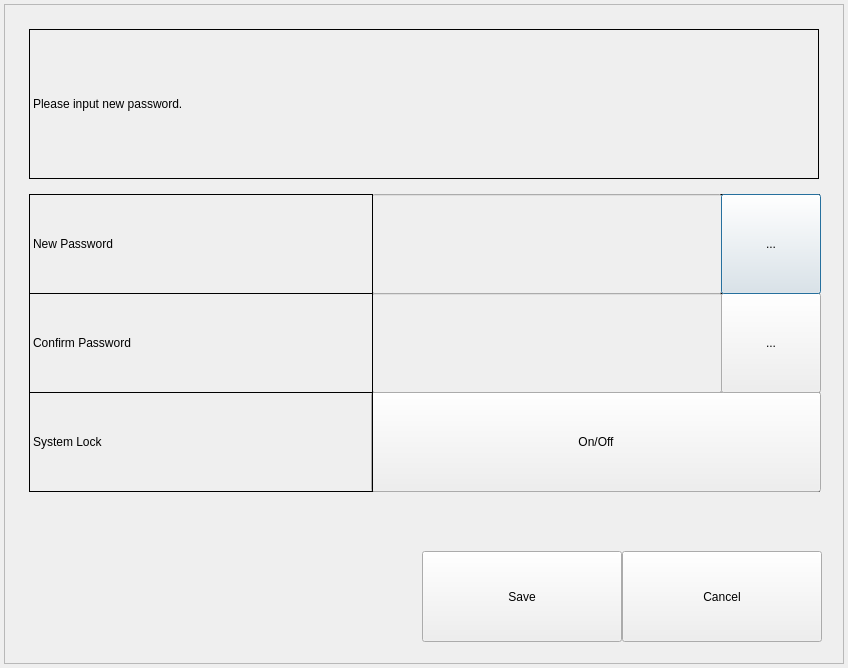
Qt form gui/mainwidget/src/dvrsetup/system/security/securitydialog.ui (yjsin-emastec/neptune) before a commit.
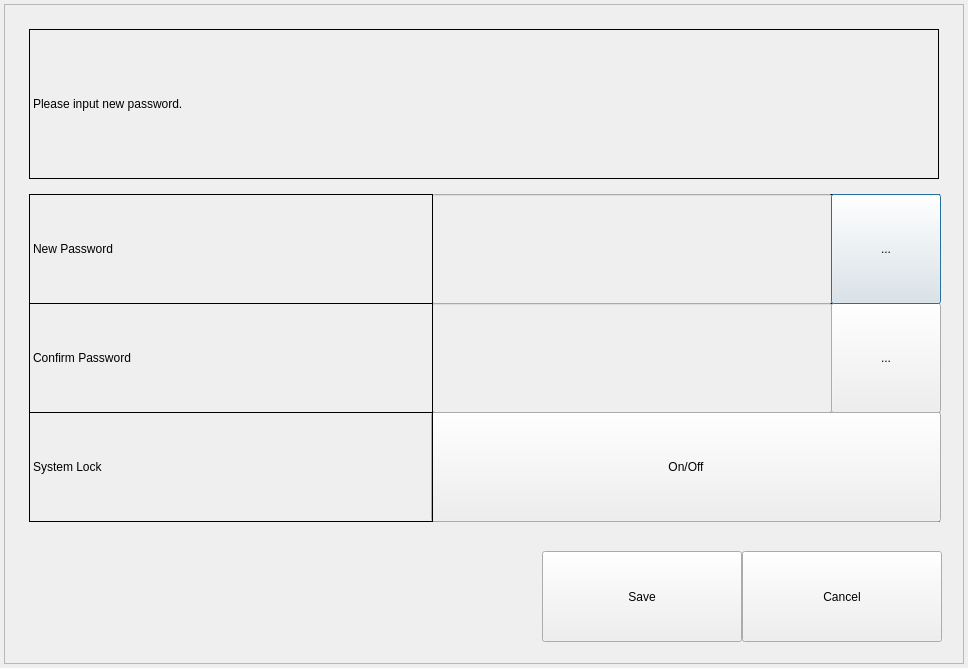
The same form after that commit.

Diff of the .ui file:
```diff
--- a/gui/mainwidget/src/dvrsetup/system/security/securitydialog.ui
+++ b/gui/mainwidget/src/dvrsetup/system/security/securitydialog.ui
@@ -6,7 +6,7 @@
    <rect>
     <x>0</x>
     <y>0</y>
-    <width>848</width>
+    <width>968</width>
     <height>668</height>
    </rect>
   </property>
@@ -18,7 +18,7 @@
     <rect>
      <x>4</x>
      <y>4</y>
-     <width>840</width>
+     <width>960</width>
      <height>660</height>
     </rect>
    </property>
@@ -31,10 +31,10 @@
    <widget class="QPushButton" name="buttonNewPassword">
     <property name="geometry">
      <rect>
-      <x>717</x>
+      <x>827</x>
       <y>190</y>
-      <width>100</width>
-      <height>100</height>
+      <width>110</width>
+      <height>110</height>
      </rect>
     </property>
     <property name="minimumSize">
@@ -53,10 +53,10 @@
     </property>
     <property name="geometry">
      <rect>
-      <x>368</x>
+      <x>428</x>
       <y>190</y>
-      <width>350</width>
-      <height>100</height>
+      <width>400</width>
+      <height>110</height>
      </rect>
     </property>
     <property name="sizePolicy">
@@ -83,7 +83,7 @@
      <rect>
       <x>25</x>
       <y>25</y>
-      <width>790</width>
+      <width>910</width>
       <height>150</height>
      </rect>
     </property>
@@ -97,7 +97,7 @@
    <widget class="QPushButton" name="buttonClose">
     <property name="geometry">
      <rect>
-      <x>618</x>
+      <x>738</x>
       <y>547</y>
       <width>200</width>
       <height>91</height>
@@ -110,7 +110,7 @@
    <widget class="QPushButton" name="buttonSave">
     <property name="geometry">
      <rect>
-      <x>418</x>
+      <x>538</x>
       <y>547</y>
       <width>200</width>
       <height>91</height>
@@ -126,10 +126,10 @@
     </property>
     <property name="geometry">
      <rect>
-      <x>368</x>
-      <y>289</y>
-      <width>350</width>
-      <height>100</height>
+      <x>428</x>
+      <y>299</y>
+      <width>400</width>
+      <height>110</height>
      </rect>
     </property>
     <property name="sizePolicy">
@@ -154,10 +154,10 @@
    <widget class="QPushButton" name="buttonConfirmPassword">
     <property name="geometry">
      <rect>
-      <x>717</x>
-      <y>289</y>
-      <width>100</width>
-      <height>100</height>
+      <x>827</x>
+      <y>299</y>
+      <width>110</width>
+      <height>110</height>
      </rect>
     </property>
     <property name="minimumSize">
@@ -175,8 +175,8 @@
      <rect>
       <x>25</x>
       <y>190</y>
-      <width>344</width>
-      <height>100</height>
+      <width>404</width>
+      <height>110</height>
      </rect>
     </property>
     <property name="frameShape">
@@ -190,9 +190,9 @@
     <property name="geometry">
      <rect>
       <x>25</x>
-      <y>289</y>
-      <width>344</width>
-      <height>100</height>
+      <y>299</y>
+      <width>404</width>
+      <height>110</height>
      </rect>
     </property>
     <property name="frameShape">
@@ -205,10 +205,10 @@
    <widget class="QPushButton" name="buttonSystemLock">
     <property name="geometry">
      <rect>
-      <x>367</x>
-      <y>388</y>
-      <width>450</width>
-      <height>100</height>
+      <x>427</x>
+      <y>408</y>
+      <width>510</width>
+      <height>110</height>
      </rect>
     </property>
     <property name="text">
@@ -219,9 +219,9 @@
     <property name="geometry">
      <rect>
       <x>25</x>
-      <y>388</y>
-      <width>344</width>
-      <height>100</height>
+      <y>408</y>
+      <width>404</width>
+      <height>110</height>
      </rect>
     </property>
     <property name="frameShape">
@@ -234,10 +234,10 @@
    <widget class="QLabel" name="label">
     <property name="geometry">
      <rect>
-      <x>368</x>
-      <y>388</y>
-      <width>448</width>
-      <height>100</height>
+      <x>428</x>
+      <y>408</y>
+      <width>508</width>
+      <height>110</height>
      </rect>
     </property>
     <property name="frameShape">
@@ -250,10 +250,10 @@
    <widget class="QLabel" name="label_2">
     <property name="geometry">
      <rect>
-      <x>716</x>
+      <x>826</x>
       <y>190</y>
-      <width>100</width>
-      <height>100</height>
+      <width>110</width>
+      <height>110</height>
      </rect>
     </property>
     <property name="frameShape">
@@ -266,10 +266,10 @@
    <widget class="QLabel" name="label_3">
     <property name="geometry">
      <rect>
-      <x>716</x>
-      <y>289</y>
-      <width>100</width>
-      <height>100</height>
+      <x>826</x>
+      <y>299</y>
+      <width>110</width>
+      <height>110</height>
      </rect>
     </property>
     <property name="frameShape">
```
